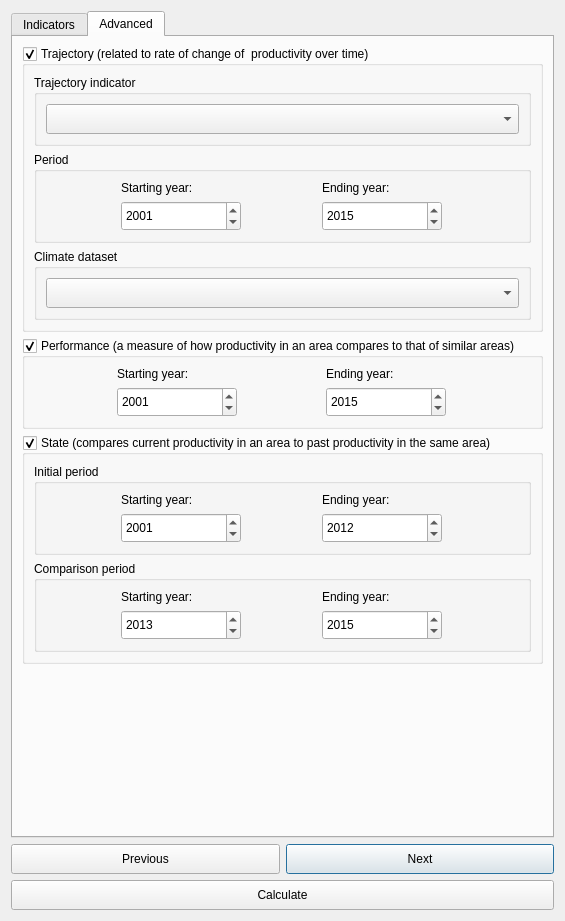
ConservationInternational/trends.earth, file LDMP/gui/DlgCalculateProd.ui: the form before one commit.
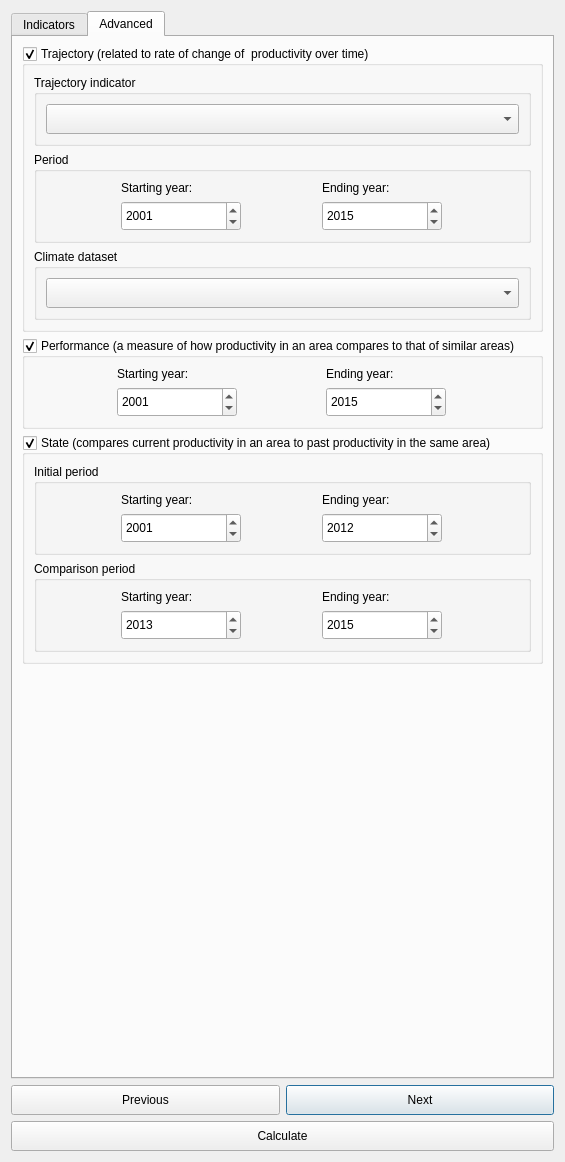
The form after the commit. The open tabs and pages were chosen to show the change.

Diff of the .ui file:
```diff
--- a/LDMP/gui/DlgCalculateProd.ui
+++ b/LDMP/gui/DlgCalculateProd.ui
@@ -7,7 +7,7 @@
     <x>0</x>
     <y>0</y>
     <width>565</width>
-    <height>921</height>
+    <height>1162</height>
    </rect>
   </property>
   <property name="sizePolicy">
@@ -815,6 +815,12 @@
     <layout class="QGridLayout" name="gridLayout">
      <item row="0" column="1">
       <widget class="QPushButton" name="button_next">
+       <property name="sizePolicy">
+        <sizepolicy hsizetype="Minimum" vsizetype="Minimum">
+         <horstretch>0</horstretch>
+         <verstretch>0</verstretch>
+        </sizepolicy>
+       </property>
        <property name="minimumSize">
         <size>
          <width>0</width>
@@ -828,6 +834,12 @@
      </item>
      <item row="1" column="0" colspan="2">
       <widget class="QPushButton" name="button_calculate">
+       <property name="sizePolicy">
+        <sizepolicy hsizetype="Minimum" vsizetype="Minimum">
+         <horstretch>0</horstretch>
+         <verstretch>0</verstretch>
+        </sizepolicy>
+       </property>
        <property name="minimumSize">
         <size>
          <width>0</width>
@@ -841,6 +853,12 @@
      </item>
      <item row="0" column="0">
       <widget class="QPushButton" name="button_prev">
+       <property name="sizePolicy">
+        <sizepolicy hsizetype="Minimum" vsizetype="Minimum">
+         <horstretch>0</horstretch>
+         <verstretch>0</verstretch>
+        </sizepolicy>
+       </property>
        <property name="minimumSize">
         <size>
          <width>0</width>
```
Left out of the diff: 6 changed lines with no effect on the pictures.
